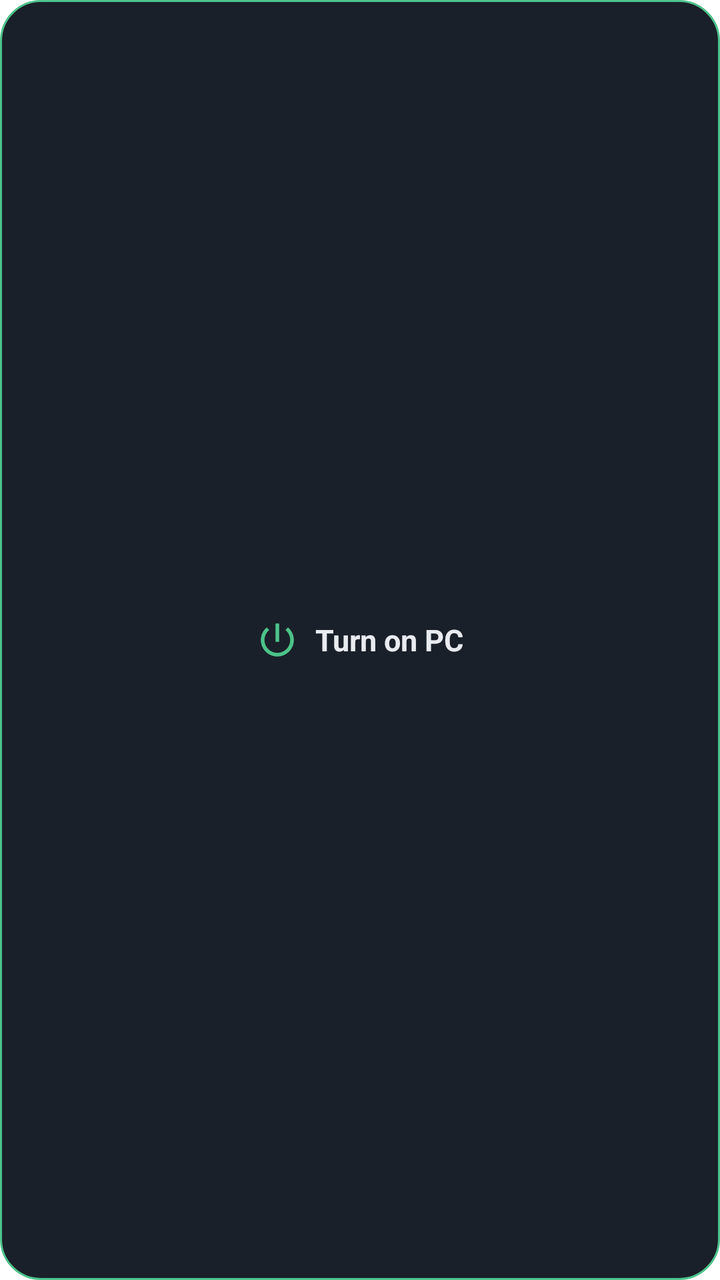
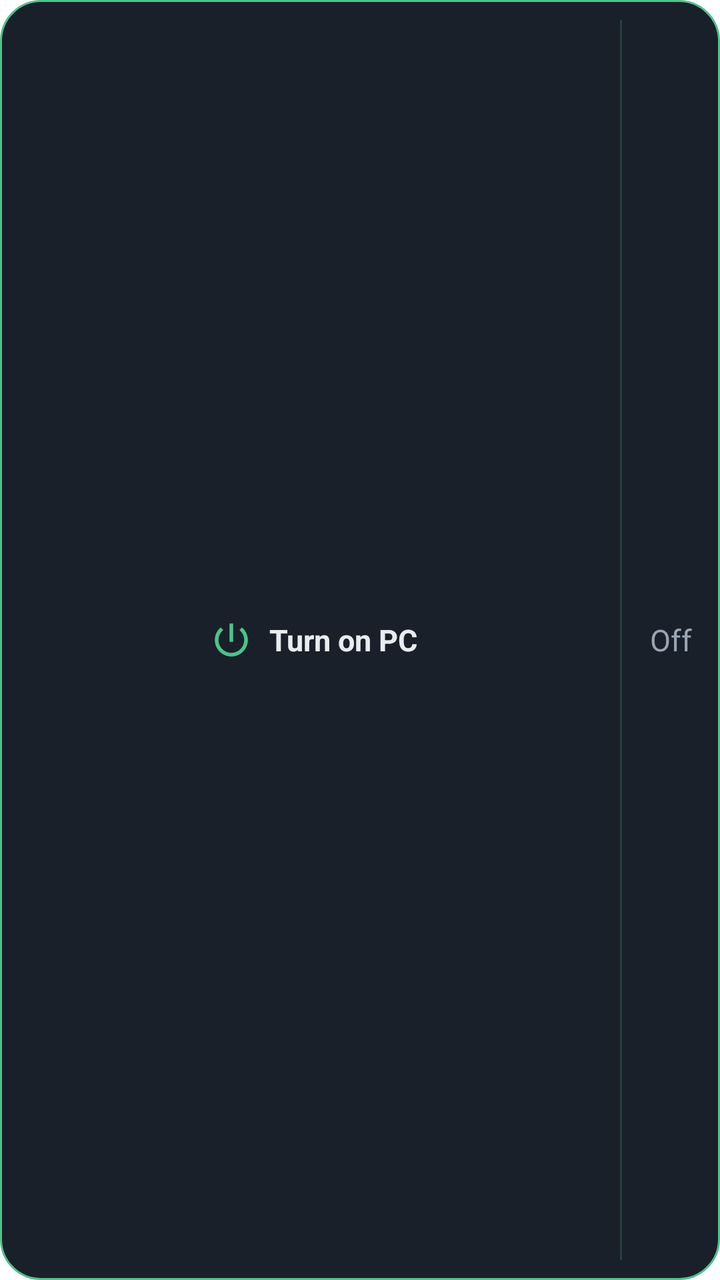

The first picture is an Android layout as it rendered before a commit; the second is the same layout after the commit. The layout source and the unified diff follow.
<!-- AndroidManifest.xml: fallback theme Theme.MaterialComponents.DayNight.NoActionBar -->
<!-- res/layout/wake_widget.xml -->
<?xml version="1.0" encoding="utf-8"?>
<LinearLayout xmlns:android="http://schemas.android.com/apk/res/android"
    android:id="@+id/wake_root"
    android:layout_width="match_parent"
    android:layout_height="match_parent"
    android:background="@drawable/wake_widget_bg"
    android:gravity="center"
    android:orientation="horizontal"
    android:padding="10dp">

    <ImageView
        android:layout_width="22dp"
        android:layout_height="22dp"
        android:contentDescription="@null"
        android:src="@drawable/ic_power" />

    <TextView
        android:id="@+id/wake_label"
        android:layout_width="wrap_content"
        android:layout_height="wrap_content"
        android:layout_marginStart="8dp"
        android:ellipsize="end"
        android:maxLines="1"
        android:text="Turn on PC"
        android:textColor="#E8ECF1"
        android:textSize="15sp"
        android:textStyle="bold" />
</LinearLayout>
<!-- resources referenced by this layout -->
<resources>
  <!-- drawable ic_power (drawable) -->
  <vector xmlns:android="http://schemas.android.com/apk/res/android"
      android:width="24dp" android:height="24dp" android:viewportWidth="24" android:viewportHeight="24">
      <path android:fillColor="#4CC38A" android:pathData="M13,3h-2v10h2V3zM17.83,5.17l-1.42,1.42C17.99,7.86 19,9.81 19,12c0,3.87 -3.13,7 -7,7s-7,-3.13 -7,-7c0,-2.19 1.01,-4.14 2.58,-5.42L6.17,5.17C4.23,6.82 3,9.26 3,12c0,4.97 4.03,9 9,9s9,-4.03 9,-9C21,9.26 19.77,6.82 17.83,5.17z" />
  </vector>
  <!-- drawable wake_widget_bg (drawable) -->
  <?xml version="1.0" encoding="utf-8"?>
  <shape xmlns:android="http://schemas.android.com/apk/res/android" android:shape="rectangle">
      <solid android:color="#1A2029" />
      <stroke android:width="1dp" android:color="#4CC38A" />
      <corners android:radius="20dp" />
  </shape>
</resources>

<!-- the commit's change to res/layout/wake_widget.xml (unified diff, before → after) -->
@@ -1,28 +1,55 @@
 <?xml version="1.0" encoding="utf-8"?>
 <LinearLayout xmlns:android="http://schemas.android.com/apk/res/android"
-    android:id="@+id/wake_root"
     android:layout_width="match_parent"
     android:layout_height="match_parent"
     android:background="@drawable/wake_widget_bg"
-    android:gravity="center"
-    android:orientation="horizontal"
-    android:padding="10dp">
+    android:gravity="center_vertical"
+    android:orientation="horizontal">
 
-    <ImageView
-        android:layout_width="22dp"
-        android:layout_height="22dp"
-        android:contentDescription="@null"
-        android:src="@drawable/ic_power" />
+    <LinearLayout
+        android:id="@+id/wake_root"
+        android:layout_width="0dp"
+        android:layout_height="match_parent"
+        android:layout_weight="1"
+        android:gravity="center"
+        android:orientation="horizontal"
+        android:paddingStart="10dp"
+        android:paddingEnd="6dp">
+
+        <ImageView
+            android:layout_width="22dp"
+            android:layout_height="22dp"
+            android:contentDescription="@null"
+            android:src="@drawable/ic_power" />
+
+        <TextView
+            android:id="@+id/wake_label"
+            android:layout_width="wrap_content"
+            android:layout_height="wrap_content"
+            android:layout_marginStart="8dp"
+            android:ellipsize="end"
+            android:maxLines="1"
+            android:text="Turn on PC"
+            android:textColor="#E8ECF1"
+            android:textSize="15sp"
+            android:textStyle="bold" />
+    </LinearLayout>
+
+    <View
+        android:layout_width="1dp"
+        android:layout_height="match_parent"
+        android:layout_marginTop="10dp"
+        android:layout_marginBottom="10dp"
+        android:background="#334CC38A" />
 
     <TextView
-        android:id="@+id/wake_label"
+        android:id="@+id/off_button"
         android:layout_width="wrap_content"
-        android:layout_height="wrap_content"
-        android:layout_marginStart="8dp"
-        android:ellipsize="end"
-        android:maxLines="1"
-        android:text="Turn on PC"
-        android:textColor="#E8ECF1"
-        android:textSize="15sp"
-        android:textStyle="bold" />
+        android:layout_height="match_parent"
+        android:gravity="center"
+        android:paddingStart="14dp"
+        android:paddingEnd="14dp"
+        android:text="Off"
+        android:textColor="#9AA5B4"
+        android:textSize="15sp" />
 </LinearLayout>
